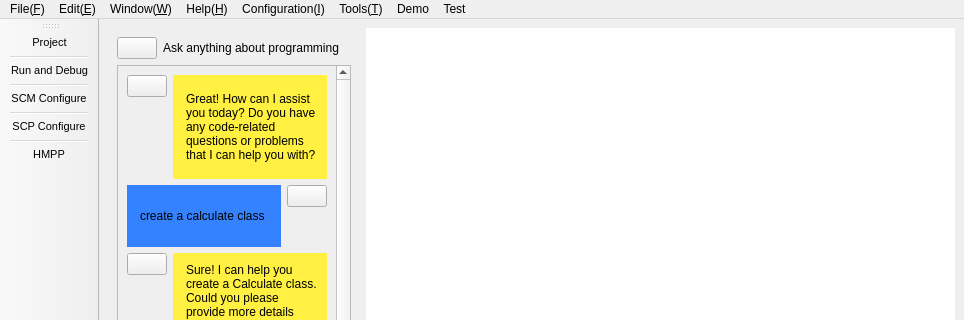
First picture: the form in mainwindow.ui, repository fumeshroomXY/HMPP, before the edit; both pictures show x 0 to 964 and y 0 to 320 of the 964 by 630 pixel window.
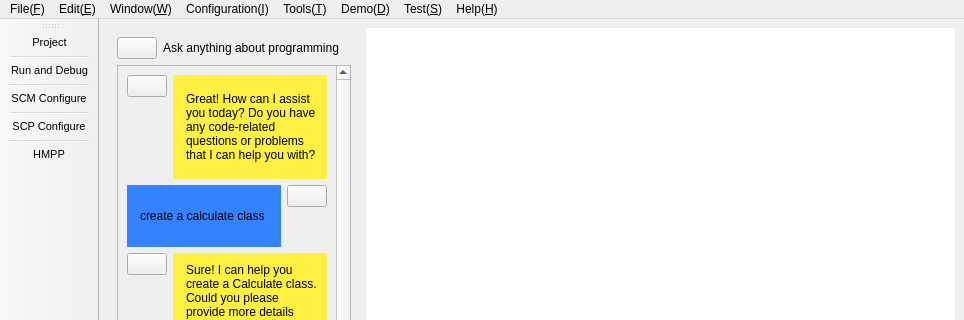
Second picture: the form after the edit. The open tabs and pages were chosen to show the change. Icons and pictures are not drawn. Custom widgets are drawn as their Qt base class.

Diff of the .ui file:
```diff
--- a/mainwindow.ui
+++ b/mainwindow.ui
@@ -852,24 +852,24 @@
    </widget>
    <widget class="QMenu" name="menuTest">
     <property name="title">
-     <string>Test</string>
+     <string>Test(&amp;S)</string>
     </property>
     <addaction name="testAct"/>
    </widget>
    <widget class="QMenu" name="menuDemo">
     <property name="title">
-     <string>Demo</string>
+     <string>Demo(&amp;D)</string>
     </property>
     <addaction name="SCMDemoAct"/>
    </widget>
    <addaction name="menuFile"/>
    <addaction name="menuEdit"/>
    <addaction name="menuWindow"/>
-   <addaction name="menuHelp"/>
    <addaction name="menuConfiguration"/>
    <addaction name="menuTools_T"/>
    <addaction name="menuDemo"/>
    <addaction name="menuTest"/>
+   <addaction name="menuHelp"/>
   </widget>
   <widget class="QStatusBar" name="statusbar">
    <property name="sizePolicy">
```
Left out of the diff: 12 changed lines with no effect on the pictures.
